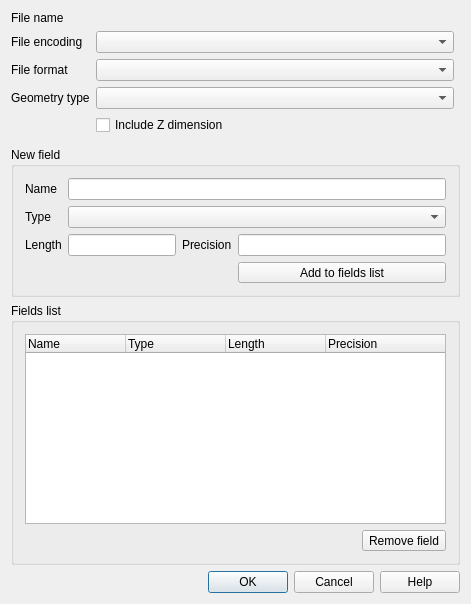
First picture: the form in src/ui/qgsnewvectorlayerdialogbase.ui, repository qgis/QGIS, before the edit.
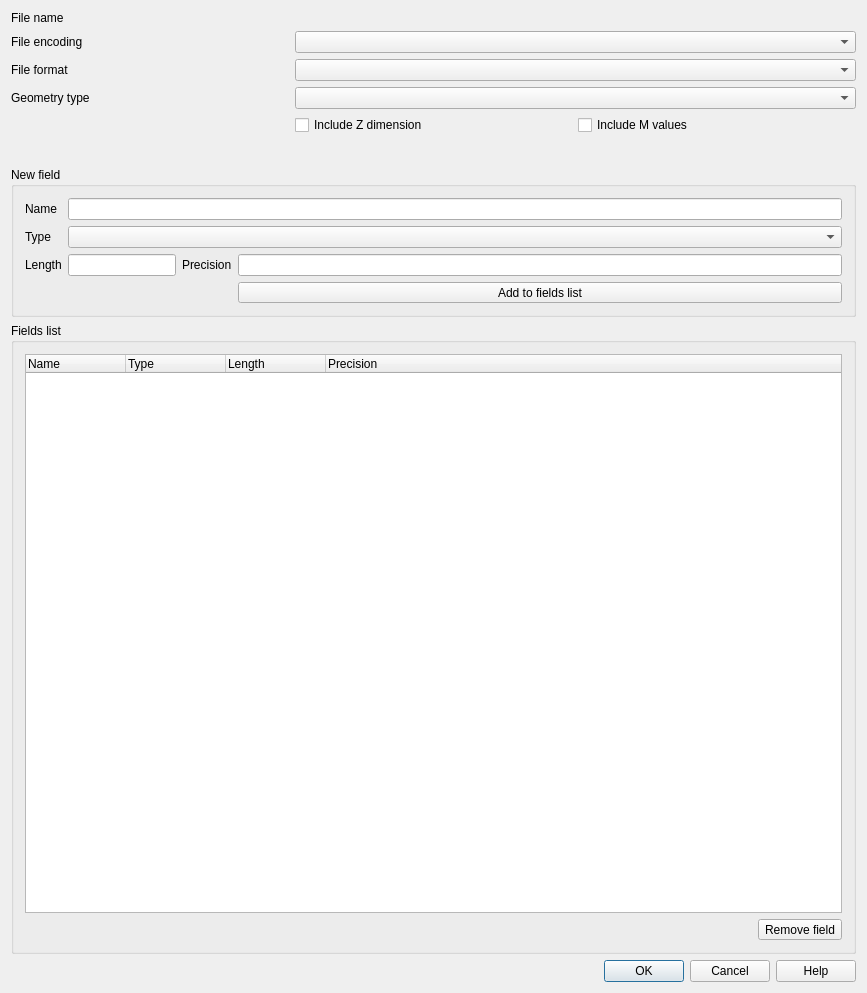
Second picture: the form after the edit. Icons and pictures are not drawn. Custom widgets are drawn as their Qt base class.

```diff
--- a/src/ui/qgsnewvectorlayerdialogbase.ui
+++ b/src/ui/qgsnewvectorlayerdialogbase.ui
@@ -6,8 +6,8 @@
    <rect>
     <x>0</x>
     <y>0</y>
-    <width>471</width>
-    <height>604</height>
+    <width>867</width>
+    <height>993</height>
    </rect>
   </property>
   <property name="windowTitle">
@@ -271,33 +271,6 @@
        </property>
       </widget>
      </item>
-     <item row="0" column="1">
-      <widget class="QgsFileWidget" name="mFileName"/>
-     </item>
-     <item row="1" column="1">
-      <widget class="QComboBox" name="mFileEncoding">
-       <property name="enabled">
-        <bool>true</bool>
-       </property>
-      </widget>
-     </item>
-     <item row="2" column="1">
-      <widget class="QComboBox" name="mFileFormatComboBox">
-       <property name="enabled">
-        <bool>true</bool>
-       </property>
-      </widget>
-     </item>
-     <item row="3" column="1">
-      <widget class="QComboBox" name="mGeometryTypeBox">
-       <property name="sizePolicy">
-        <sizepolicy hsizetype="Expanding" vsizetype="Fixed">
-         <horstretch>0</horstretch>
-         <verstretch>0</verstretch>
-        </sizepolicy>
-       </property>
-      </widget>
-     </item>
      <item row="4" column="1">
       <widget class="QCheckBox" name="mGeometryWithZCheckBox">
        <property name="text">
@@ -307,11 +280,51 @@
      </item>
      <item row="5" column="1" colspan="2">
       <widget class="QgsProjectionSelectionWidget" name="mCrsSelector" native="true">
+       <property name="minimumSize">
+        <size>
+         <width>0</width>
+         <height>20</height>
+        </size>
+       </property>
        <property name="focusPolicy">
         <enum>Qt::StrongFocus</enum>
        </property>
       </widget>
      </item>
+     <item row="4" column="2">
+      <widget class="QCheckBox" name="mGeometryWithMCheckBox">
+       <property name="text">
+        <string>Include M values</string>
+       </property>
+      </widget>
+     </item>
+     <item row="1" column="1" colspan="2">
+      <widget class="QComboBox" name="mFileEncoding">
+       <property name="enabled">
+        <bool>true</bool>
+       </property>
+      </widget>
+     </item>
+     <item row="2" column="1" colspan="2">
+      <widget class="QComboBox" name="mFileFormatComboBox">
+       <property name="enabled">
+        <bool>true</bool>
+       </property>
+      </widget>
+     </item>
+     <item row="3" column="1" colspan="2">
+      <widget class="QComboBox" name="mGeometryTypeBox">
+       <property name="sizePolicy">
+        <sizepolicy hsizetype="Expanding" vsizetype="Fixed">
+         <horstretch>0</horstretch>
+         <verstretch>0</verstretch>
+        </sizepolicy>
+       </property>
+      </widget>
+     </item>
+     <item row="0" column="1" colspan="2">
+      <widget class="QgsFileWidget" name="mFileName" native="true"/>
+     </item>
     </layout>
    </item>
   </layout>
```
Left out of the diff: 36 changed lines with no effect on the pictures.
